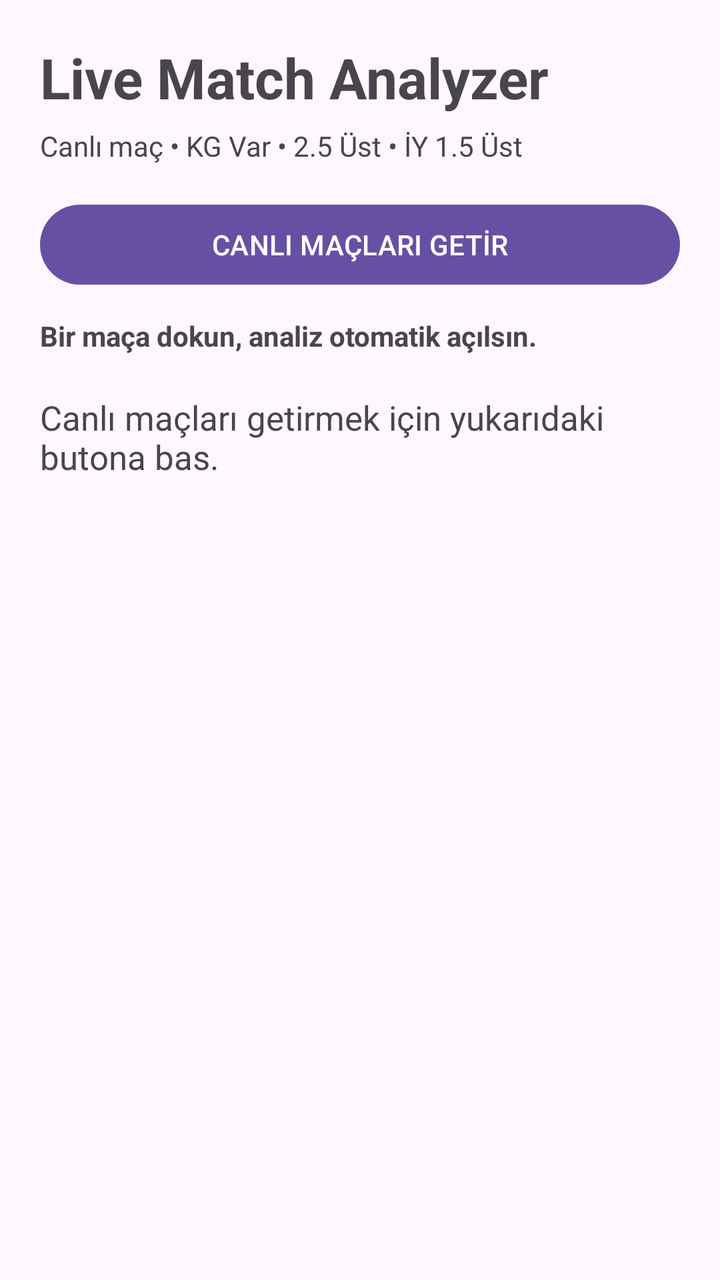
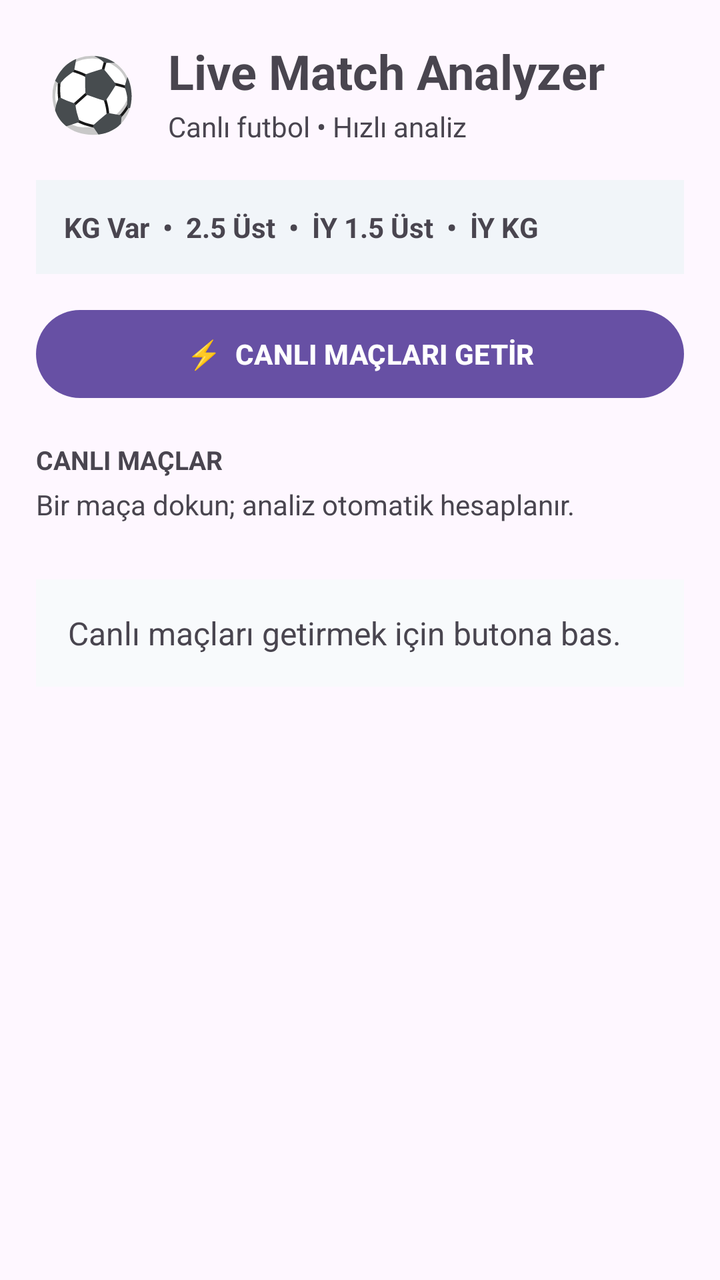

Before-and-after screenshots of an Android layout around one commit, followed by the original layout XML and the change that was made.
<!-- AndroidManifest.xml: application theme Theme.LiveMatchAnalyzer -->
<!-- res/layout/activity_main.xml -->
<ScrollView xmlns:android="http://schemas.android.com/apk/res/android" android:layout_width="match_parent" android:layout_height="match_parent"><LinearLayout android:layout_width="match_parent" android:layout_height="wrap_content" android:orientation="vertical" android:padding="20dp"><TextView android:layout_width="match_parent" android:layout_height="wrap_content" android:text="Live Match Analyzer" android:textSize="28sp" android:textStyle="bold"/><TextView android:layout_width="match_parent" android:layout_height="wrap_content" android:layout_marginTop="6dp" android:text="Canlı maç • KG Var • 2.5 Üst • İY 1.5 Üst"/><Button android:id="@+id/liveMatches" android:layout_width="match_parent" android:layout_height="wrap_content" android:layout_marginTop="16dp" android:text="CANLI MAÇLARI GETİR"/><TextView android:layout_width="match_parent" android:layout_height="wrap_content" android:layout_marginTop="12dp" android:text="Bir maça dokun, analiz otomatik açılsın." android:textStyle="bold"/><LinearLayout android:id="@+id/liveList" android:layout_width="match_parent" android:layout_height="wrap_content" android:orientation="vertical"/><TextView android:id="@+id/result" android:layout_width="match_parent" android:layout_height="wrap_content" android:layout_marginTop="20dp" android:text="Canlı maçları getirmek için yukarıdaki butona bas." android:textSize="17sp"/></LinearLayout></ScrollView>
<!-- resources referenced by this layout -->
<resources>
  <style name="Theme.LiveMatchAnalyzer" parent="Theme.Material3.DayNight.NoActionBar" />
</resources>

<!-- the commit's change to res/layout/activity_main.xml (unified diff, before → after) -->
@@ -1 +1,94 @@
-<ScrollView xmlns:android="http://schemas.android.com/apk/res/android" android:layout_width="match_parent" android:layout_height="match_parent"><LinearLayout android:layout_width="match_parent" android:layout_height="wrap_content" android:orientation="vertical" android:padding="20dp"><TextView android:layout_width="match_parent" android:layout_height="wrap_content" android:text="Live Match Analyzer" android:textSize="28sp" android:textStyle="bold"/><TextView android:layout_width="match_parent" android:layout_height="wrap_content" android:layout_marginTop="6dp" android:text="Canlı maç • KG Var • 2.5 Üst • İY 1.5 Üst"/><Button android:id="@+id/liveMatches" android:layout_width="match_parent" android:layout_height="wrap_content" android:layout_marginTop="16dp" android:text="CANLI MAÇLARI GETİR"/><TextView android:layout_width="match_parent" android:layout_height="wrap_content" android:layout_marginTop="12dp" android:text="Bir maça dokun, analiz otomatik açılsın." android:textStyle="bold"/><LinearLayout android:id="@+id/liveList" android:layout_width="match_parent" android:layout_height="wrap_content" android:orientation="vertical"/><TextView android:id="@+id/result" android:layout_width="match_parent" android:layout_height="wrap_content" android:layout_marginTop="20dp" android:text="Canlı maçları getirmek için yukarıdaki butona bas." android:textSize="17sp"/></LinearLayout></ScrollView>
+<ScrollView xmlns:android="http://schemas.android.com/apk/res/android"
+    android:layout_width="match_parent"
+    android:layout_height="match_parent"
+    android:fillViewport="true">
+    <LinearLayout
+        android:layout_width="match_parent"
+        android:layout_height="wrap_content"
+        android:orientation="vertical"
+        android:padding="18dp">
+
+        <LinearLayout
+            android:layout_width="match_parent"
+            android:layout_height="wrap_content"
+            android:gravity="center_vertical"
+            android:orientation="horizontal"
+            android:paddingBottom="8dp">
+            <TextView
+                android:layout_width="56dp"
+                android:layout_height="56dp"
+                android:gravity="center"
+                android:text="⚽"
+                android:textSize="36sp" />
+            <LinearLayout
+                android:layout_width="0dp"
+                android:layout_height="wrap_content"
+                android:layout_weight="1"
+                android:orientation="vertical"
+                android:paddingStart="10dp">
+                <TextView
+                    android:layout_width="match_parent"
+                    android:layout_height="wrap_content"
+                    android:text="Live Match Analyzer"
+                    android:textSize="24sp"
+                    android:textStyle="bold" />
+                <TextView
+                    android:layout_width="match_parent"
+                    android:layout_height="wrap_content"
+                    android:layout_marginTop="2dp"
+                    android:text="Canlı futbol • Hızlı analiz"
+                    android:textSize="14sp" />
+            </LinearLayout>
+        </LinearLayout>
+
+        <TextView
+            android:layout_width="match_parent"
+            android:layout_height="wrap_content"
+            android:layout_marginTop="8dp"
+            android:background="#F1F5F9"
+            android:padding="14dp"
+            android:text="KG Var  •  2.5 Üst  •  İY 1.5 Üst  •  İY KG"
+            android:textStyle="bold" />
+
+        <Button
+            android:id="@+id/liveMatches"
+            android:layout_width="match_parent"
+            android:layout_height="52dp"
+            android:layout_marginTop="14dp"
+            android:text="⚡  CANLI MAÇLARI GETİR"
+            android:textAllCaps="false"
+            android:textStyle="bold" />
+
+        <TextView
+            android:layout_width="match_parent"
+            android:layout_height="wrap_content"
+            android:layout_marginTop="18dp"
+            android:text="CANLI MAÇLAR"
+            android:textSize="13sp"
+            android:textStyle="bold" />
+
+        <TextView
+            android:layout_width="match_parent"
+            android:layout_height="wrap_content"
+            android:layout_marginTop="4dp"
+            android:text="Bir maça dokun; analiz otomatik hesaplanır."
+            android:textSize="14sp" />
+
+        <LinearLayout
+            android:id="@+id/liveList"
+            android:layout_width="match_parent"
+            android:layout_height="wrap_content"
+            android:layout_marginTop="10dp"
+            android:orientation="vertical" />
+
+        <TextView
+            android:id="@+id/result"
+            android:layout_width="match_parent"
+            android:layout_height="wrap_content"
+            android:layout_marginTop="18dp"
+            android:background="#F8FAFC"
+            android:padding="16dp"
+            android:text="Canlı maçları getirmek için butona bas."
+            android:textSize="16sp" />
+    </LinearLayout>
+</ScrollView>
